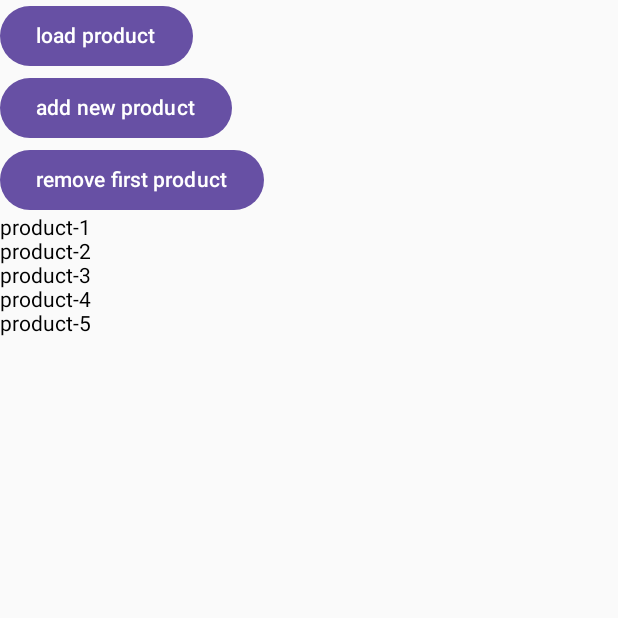
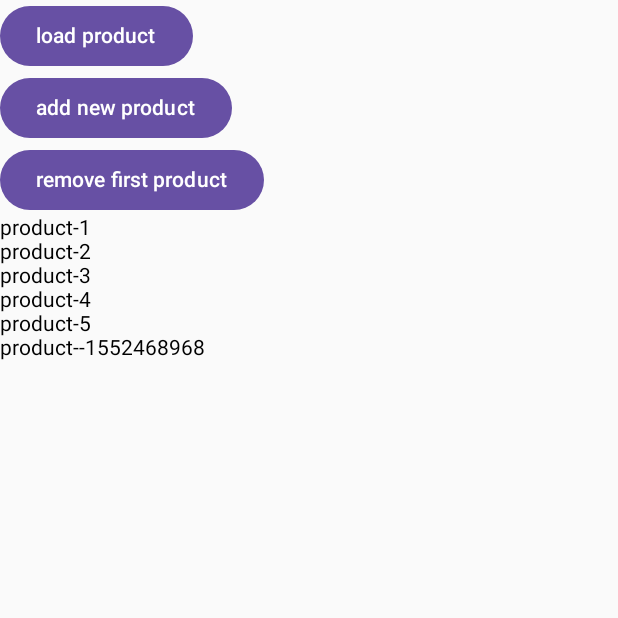
Before and after one commit to younghyuk/wtd-poc-architecture, an Android app built with Jetpack Compose: the screen it shows after launch (MainActivity), after a tap on "add new product", on a phone screen of 412 x 824 dp, the top half of it. Run offline under Robolectric (Android 15) with nearby library versions, the phone set to English and light mode, and no system bars; 1 other tap on this screen came first.

Commit message:
in-memory products without repository

```diff
--- a/app/build.gradle.kts
+++ b/app/build.gradle.kts
@@ -50,6 +50,8 @@ android {
 }
 
 dependencies {
+    implementation("androidx.lifecycle:lifecycle-runtime-compose:2.7.0")
+    implementation("androidx.lifecycle:lifecycle-viewmodel-compose:2.7.0")
 
     implementation("androidx.core:core-ktx:1.12.0")
     implementation("androidx.lifecycle:lifecycle-runtime-ktx:2.7.0")
--- a/app/src/main/java/com/ethan/wtdpocarchitecture/data/model/Product.kt
+++ b/app/src/main/java/com/ethan/wtdpocarchitecture/data/model/Product.kt
@@ -1,6 +1,14 @@
 package com.ethan.wtdpocarchitecture.data.model
 
+import kotlin.random.Random
+
 data class Product(val id: String, val name: String, val price: Int)
+
+fun product(): Product = Product(
+    id = "p${Random.nextInt()}",
+    name = "product-${Random.nextInt()}",
+    price = Random.nextInt()
+)
 
 val PRODUCTS_SAMPLE = listOf(
     Product("p1", "product-1", 1),
--- a/app/src/main/java/com/ethan/wtdpocarchitecture/presentation/MainScreen.kt
+++ b/app/src/main/java/com/ethan/wtdpocarchitecture/presentation/MainScreen.kt
@@ -6,24 +6,30 @@ import androidx.compose.foundation.lazy.items
 import androidx.compose.material3.Button
 import androidx.compose.material3.Text
 import androidx.compose.runtime.Composable
-import com.ethan.wtdpocarchitecture.data.model.PRODUCTS_SAMPLE
+import androidx.compose.runtime.getValue
+import androidx.lifecycle.compose.collectAsStateWithLifecycle
+import androidx.lifecycle.viewmodel.compose.viewModel
+import com.ethan.wtdpocarchitecture.data.model.product
 
 @Composable
 fun MainScreen() {
+    val viewModel = viewModel<MainViewModel>()
+    val products by viewModel.products.collectAsStateWithLifecycle()
+
     Column {
         Column {
-            Button(onClick = { /*TODO*/ }) {
+            Button(onClick = { viewModel.loadProductAll() }) {
                 Text(text = "load product")
             }
-            Button(onClick = { /*TODO*/ }) {
+            Button(onClick = { viewModel.addProduct(product()) }) {
                 Text(text = "add new product")
             }
-            Button(onClick = { /*TODO*/ }) {
+            Button(onClick = { viewModel.removeLastProduct() }) {
                 Text(text = "remove first product")
             }
         }
         LazyColumn {
-            items(PRODUCTS_SAMPLE) {
+            items(products) {
                 Text(text = it.name)
             }
         }
--- /dev/null
+++ b/app/src/main/java/com/ethan/wtdpocarchitecture/presentation/MainViewModel.kt
@@ -0,0 +1,23 @@
+package com.ethan.wtdpocarchitecture.presentation
+
+import androidx.lifecycle.ViewModel
+import com.ethan.wtdpocarchitecture.data.model.PRODUCTS_SAMPLE
+import com.ethan.wtdpocarchitecture.data.model.Product
+import kotlinx.coroutines.flow.MutableStateFlow
+import kotlinx.coroutines.flow.asStateFlow
+import kotlinx.coroutines.flow.getAndUpdate
+import kotlinx.coroutines.flow.update
+
+class MainViewModel : ViewModel() {
+    private val _products = MutableStateFlow(emptyList<Product>())
+    val products = _products.asStateFlow()
+    fun loadProductAll() {
+        _products.update { PRODUCTS_SAMPLE }
+    }
+    fun addProduct(product: Product) {
+        _products.getAndUpdate { it + product }
+    }
+    fun removeLastProduct() {
+        _products.getAndUpdate { it.dropLast(1) }
+    }
+}
```
